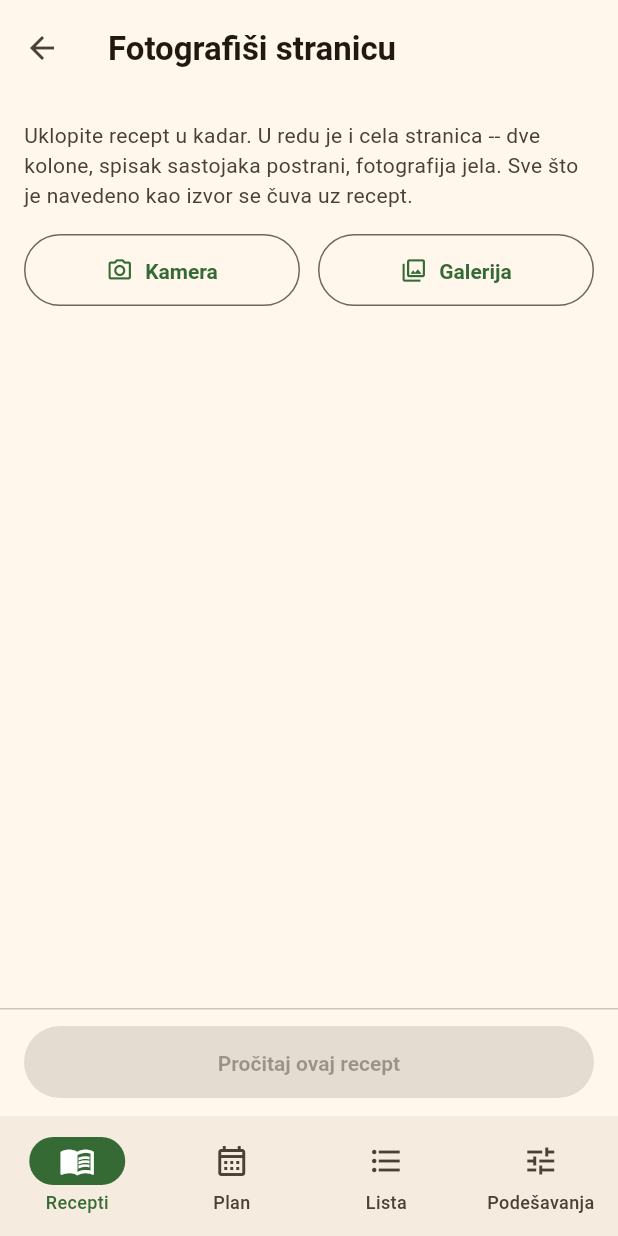
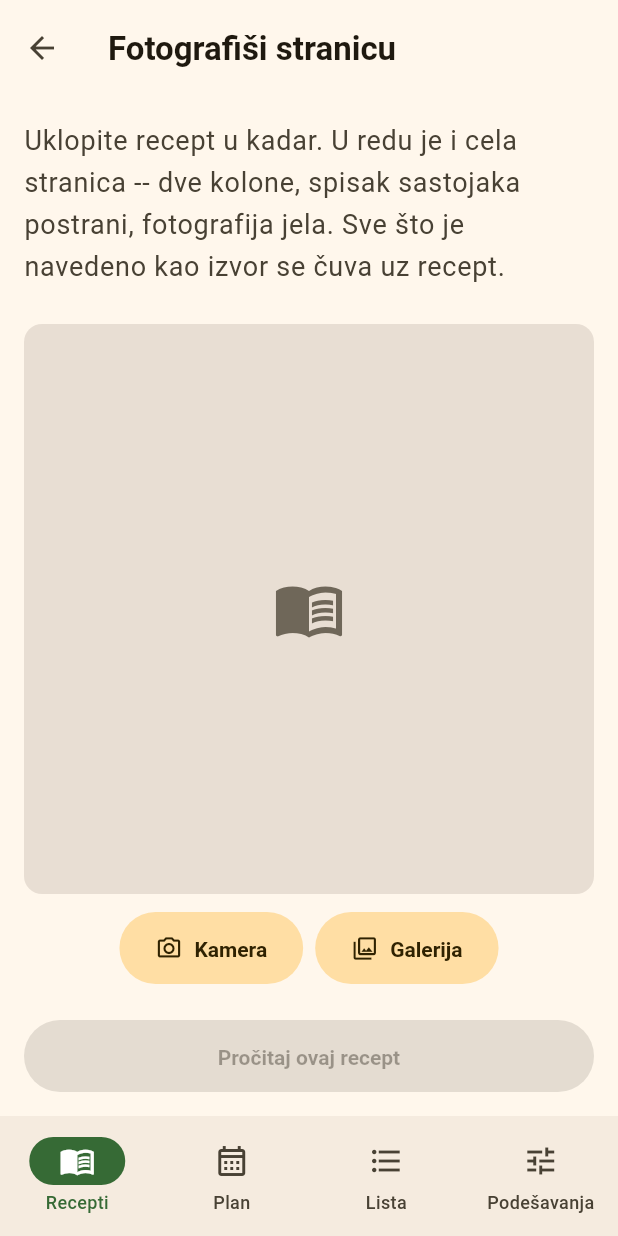
Before and after one commit to markostankovic/kitchen-table, a Flutter app: the ImportPhotoScreen screen opened by its route, on a phone screen of 412 x 824 dp. Run offline on Flutter 3.47's test engine with Material 3 defaults, Android fonts, the phone set to English and light mode, and no system bars; our stand-ins replace drift, drift_flutter, flutter_riverpod, freezed_annotation, go_router, google_sign_in and 3 more; missing offline and left inert: receive_sharing_intent; accounts and stored records are empty; generated files the repository leaves out were written again; network calls fail; statements that could not run were skipped; project files that could hold a hidden picture were left out.

Commit message:
Phase 7 (sync-design-initial, slice 6): import capture per the design
Link, paste and photo drop the pinned action bar, which sat under the
keyboard: Read this recipe is inline, full width, xl under the last field,
with the error line sm above it. The intro paragraph is bodyLarge. The photo
screen gains a square surfaceContainerHighest well (menu_book in outline when
empty, the page contained in the same box once picked) with tonal Camera /
Gallery in a Wrap below it. The review's waiting state follows the
empty-state rhythm (spinner on a surfaceContainerHighest track, titleMedium,
bodyMedium hint) and gains a pinned outlined Discard this import with no
confirm, as in Failed.

Co-Authored-By: Claude Opus 5.5 <noreply@anthropic.com>

```diff
--- a/lib/features/import/presentation/import_photo_screen.dart
+++ b/lib/features/import/presentation/import_photo_screen.dart
@@ -11,7 +11,6 @@ import '../../../core/router/routes.dart';
 import '../../../core/theme/app_radii.dart';
 import '../../../core/theme/app_sizes.dart';
 import '../../../core/theme/app_spacing.dart';
-import '../../../core/widgets/app_action_bar.dart';
 import '../application/import_providers.dart';
 
 /// Photograph a cookbook page and let a vision model read it (D15).
@@ -47,6 +46,10 @@ class _ImportPhotoScreenState extends ConsumerState<ImportPhotoScreen> {
   /// would be uploaded over somebody's mobile connection first.
   static const double _maxEdge = 1600;
   static const int _quality = 85;
+
+  /// The empty well's book icon. The frame's value, and this screen is its
+  /// only user, so no token.
+  static const double _wellIcon = 48;
 
   Future<void> _pick(ImageSource source) async {
     setState(() {
@@ -117,16 +120,8 @@ class _ImportPhotoScreenState extends ConsumerState<ImportPhotoScreen> {
   Widget build(BuildContext context) {
     final AppLocalizations l10n = AppLocalizations.of(context);
     final ThemeData theme = Theme.of(context);
+    final ColorScheme scheme = theme.colorScheme;
     final Uint8List? bytes = _bytes;
-    // Horizontal lg rather than the theme's xl, as on the import review
-    // (D123): each half is about 183dp on the Galaxy and 160dp at 360dp.
-    // Part 7's walk found `Choose a photo` / `Izaberi fotografiju` wrapping
-    // at the default; padding alone fixed the English but not the Serbian,
-    // so the labels became `Camera` / `Gallery`, the editor's own photo
-    // picker's words.
-    final ButtonStyle pickerStyle = OutlinedButton.styleFrom(
-      padding: const EdgeInsets.symmetric(horizontal: AppSpacing.lg),
-    );
 
     return Scaffold(
       appBar: AppBar(title: Text(l10n.importPhotoTitle)),
@@ -135,46 +130,67 @@ class _ImportPhotoScreenState extends ConsumerState<ImportPhotoScreen> {
         children: <Widget>[
           Text(
             l10n.importPhotoBody,
-            style: theme.textTheme.bodyMedium?.copyWith(
-              color: theme.colorScheme.onSurfaceVariant,
+            style: theme.textTheme.bodyLarge?.copyWith(
+              color: scheme.onSurfaceVariant,
             ),
           ),
-          const SizedBox(height: AppSpacing.lg),
-          Row(
+          const SizedBox(height: AppSpacing.xl),
+          // One square whether empty or filled, so picking a page does not
+          // move anything below it. Square rather than the page's own shape:
+          // a taller well pushes Read below the fold at 360x760.
+          AspectRatio(
+            aspectRatio: 1,
+            child: ClipRRect(
+              borderRadius: BorderRadius.circular(AppRadii.md),
+              child: DecoratedBox(
+                decoration:
+                    BoxDecoration(color: scheme.surfaceContainerHighest),
+                child: bytes == null
+                    ? Center(
+                        child: Icon(
+                          Icons.menu_book_outlined,
+                          size: _wellIcon,
+                          color: scheme.outline,
+                        ),
+                      )
+                    // Shown so the cook can see the page is in frame and
+                    // legible before paying for a model call on a blurred
+                    // corner. Contained, not cropped: a portrait page
+                    // letterboxes on the well's colour.
+                    : Center(child: Image.memory(bytes, fit: BoxFit.contain)),
+              ),
+            ),
+          ),
+          const SizedBox(height: AppSpacing.md),
+          // A Wrap, not a Row: side by side at any phone width in either
+          // language, but stacked rather than overflowing at a large text
+          // scale (D140).
+          Wrap(
+            alignment: WrapAlignment.center,
+            spacing: AppSpacing.sm,
+            runSpacing: AppSpacing.sm,
             children: <Widget>[
-              Expanded(
-                child: OutlinedButton.icon(
-                  style: pickerStyle,
+              FilledButton.tonalIcon(
                 onPressed: _busy ? null : () => _pick(ImageSource.camera),
-                  icon: const Icon(Icons.photo_camera_outlined),
+                icon: const Icon(Icons.camera_alt_outlined),
                 label: Text(l10n.takePhotoButton),
               ),
-              ),
-              const SizedBox(width: AppSpacing.md),
-              Expanded(
-                child: OutlinedButton.icon(
-                  style: pickerStyle,
+              FilledButton.tonalIcon(
                 onPressed: _busy ? null : () => _pick(ImageSource.gallery),
                 icon: const Icon(Icons.photo_library_outlined),
                 label: Text(l10n.choosePhotoButton),
               ),
-              ),
             ],
           ),
-          if (bytes != null) ...<Widget>[
-            const SizedBox(height: AppSpacing.lg),
-            // Shown so the cook can see the page is in frame and legible
-            // before paying for a model call on a blurred corner.
-            ClipRRect(
-              borderRadius: BorderRadius.circular(AppRadii.sm),
-              child: Image.memory(bytes, fit: BoxFit.contain),
+          const SizedBox(height: AppSpacing.xl),
+          if (_error != null) ...<Widget>[
+            Text(
+              _errorText(l10n),
+              style: theme.textTheme.bodySmall?.copyWith(color: scheme.error),
             ),
+            const SizedBox(height: AppSpacing.sm),
           ],
-        ],
-      ),
-      bottomNavigationBar: AppActionBar(
-        error: _error == null ? null : _errorText(l10n),
-        child: FilledButton(
+          FilledButton(
             onPressed: _busy || bytes == null ? null : _submit,
             child: _busy
                 ? const SizedBox.square(
@@ -183,6 +199,7 @@ class _ImportPhotoScreenState extends ConsumerState<ImportPhotoScreen> {
                   )
                 : Text(l10n.readRecipeButton),
           ),
+        ],
       ),
     );
   }
```
Also changed, not shown: lib/features/import/presentation/import_paste_screen.dart (+15 -7 lines), lib/features/import/presentation/import_review_screen.dart (+61 -15 lines), lib/features/import/presentation/import_url_screen.dart (+17 -9 lines), 3 other files. Lines whose indentation alone changed are shown as unchanged.
